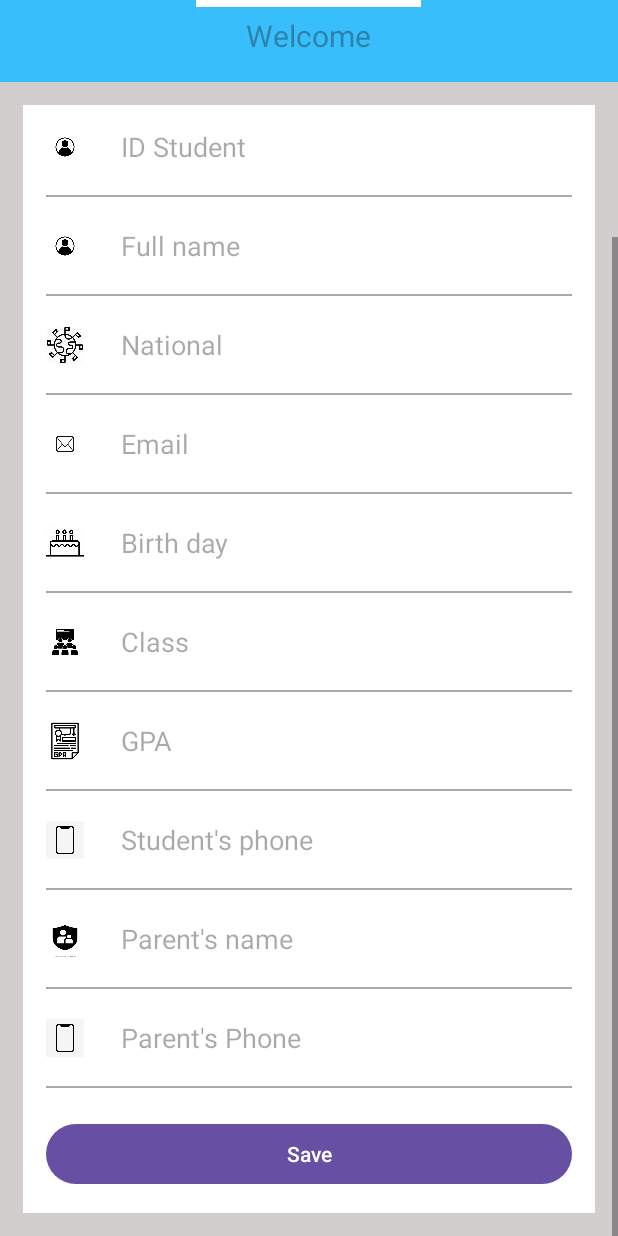
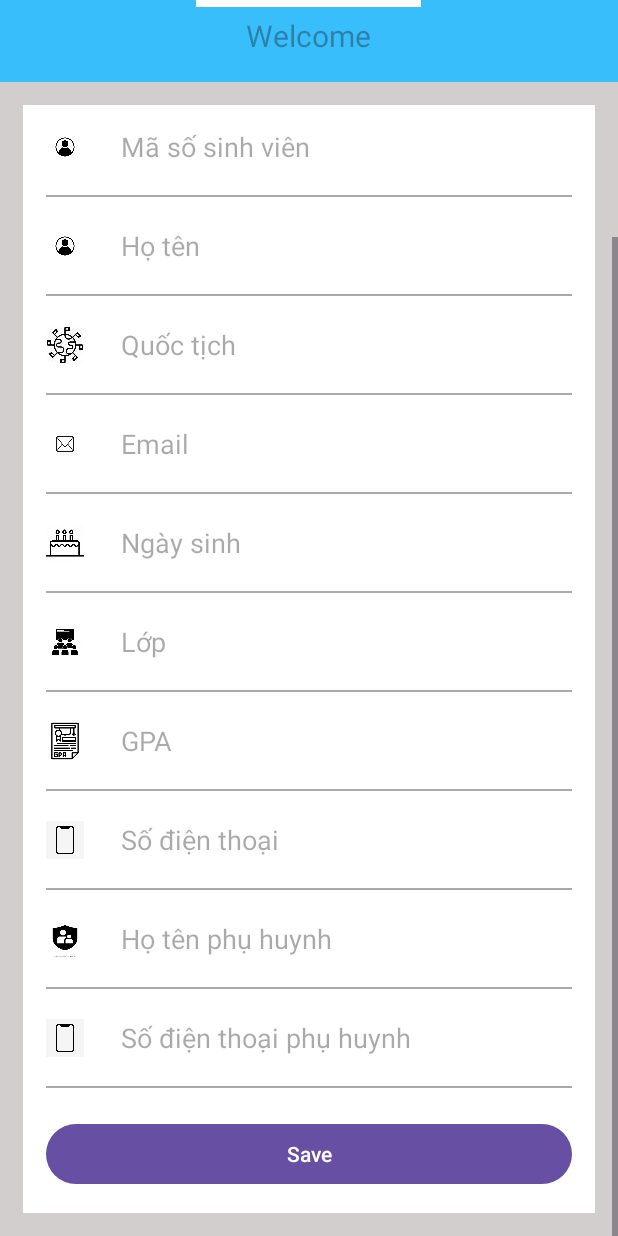
Before and after one commit to InfiniteGosi/student-manager-app, an Android app: the layout activity_student_detail.xml on its own in the app's theme, with its tools: preview values and no code run, scrolled down 195 dp, on a phone screen of 412 x 824 dp. Run offline under Robolectric (Android 15) with nearby library versions, the phone set to English and light mode, and no system bars.

Commit message:
Fix layout

```diff
--- a/app/src/main/java/com/example/studentmanagement/activities/AddStaffActivity.java
+++ /dev/null
@@ -1,4 +0,0 @@
-package com.example.studentmanagement.activities;
-
-public class AddStaffActivity {
-}
--- a/app/src/main/java/com/example/studentmanagement/activities/MainActivity.java
+++ b/app/src/main/java/com/example/studentmanagement/activities/MainActivity.java
@@ -193,7 +193,7 @@ public class MainActivity extends FragmentActivity {
                             addStudentLauncher.launch(intent);
                         } else {
                             // Chọn Nhân Viên -> Mở AddStaffActivity
-                            Intent intent = new Intent(this, AddStaffActivity.class);
+                            Intent intent = new Intent(this, AddUserActivity.class);
                             startActivity(intent);
                         }
                     });
--- a/app/src/main/java/com/example/studentmanagement/adapters/UserAdapter.java
+++ b/app/src/main/java/com/example/studentmanagement/adapters/UserAdapter.java
@@ -87,16 +87,16 @@ public class UserAdapter extends RecyclerView.Adapter<UserAdapter.ViewHolder> {
                                                 userSnapshot.getRef().removeValue()
                                                         .addOnSuccessListener(aVoid ->
                                                                 Toast.makeText(holder.itemView.getContext(),
-                                                                        "User deleted successfully", Toast.LENGTH_SHORT).show())
+                                                                        "Xóa người dùng thành công", Toast.LENGTH_SHORT).show())
                                                         .addOnFailureListener(e ->
                                                                 Toast.makeText(holder.itemView.getContext(),
-                                                                        "Failed to delete user", Toast.LENGTH_SHORT).show());
+                                                                        "Xóa người dùng thất bại", Toast.LENGTH_SHORT).show());
                                             }
                                         }
 
                                         @Override
                                         public void onCancelled(@NonNull DatabaseError databaseError) {
-                                            Toast.makeText(holder.itemView.getContext(), "Error deleting user",
+                                            Toast.makeText(holder.itemView.getContext(), "Có lỗi khi xóa người dùng",
                                                     Toast.LENGTH_SHORT).show();
                                         }
                                     });
--- a/app/src/main/java/com/example/studentmanagement/fragments/HomeFragment.java
+++ b/app/src/main/java/com/example/studentmanagement/fragments/HomeFragment.java
@@ -73,7 +73,7 @@ public class HomeFragment extends Fragment {
         avatarImage = view.findViewById(R.id.avatar_image);
 
         FirebaseUser user = FirebaseAuth.getInstance().getCurrentUser();
-        usernameText.setText("Hi " + user.getEmail());
+        usernameText.setText("Chào " + user.getEmail());
 
         userRef = FirebaseDatabase.getInstance().getReference("users")
                 .child(FirebaseAuth.getInstance().getCurrentUser().getUid());
--- a/app/src/main/java/com/example/studentmanagement/fragments/StudentListFragment.java
+++ b/app/src/main/java/com/example/studentmanagement/fragments/StudentListFragment.java
@@ -212,7 +212,7 @@ public class StudentListFragment extends Fragment {
     private void downloadStudentList() {
         // Kiểm tra nếu danh sách rỗng
         if (studentList.isEmpty()) {
-            Toast.makeText(getContext(), "No students to download", Toast.LENGTH_SHORT).show();
+            Toast.makeText(getContext(), "Không có học sinh để tải về", Toast.LENGTH_SHORT).show();
             return;
         }
 
@@ -244,9 +244,9 @@ public class StudentListFragment extends Fragment {
                         .append(student.getGuardianPhone()).append("\n");
             }
 
-            Toast.makeText(getContext(), "File saved to Downloads: " + file.getAbsolutePath(), Toast.LENGTH_LONG).show();
+            Toast.makeText(getContext(), "File đã được lưu vào: " + file.getAbsolutePath(), Toast.LENGTH_LONG).show();
         } catch (Exception e) {
-            Toast.makeText(getContext(), "Error writing file: " + e.getMessage(), Toast.LENGTH_SHORT).show();
+            Toast.makeText(getContext(), "Có lỗi khi ghi file: " + e.getMessage(), Toast.LENGTH_SHORT).show();
         }
     }
 
--- a/app/src/main/res/layout/activity_student_detail.xml
+++ b/app/src/main/res/layout/activity_student_detail.xml
@@ -49,11 +49,11 @@
                 android:id="@+id/ic_id_student"
                 android:background="@drawable/ic_profile"/>
             <TextView
-                android:layout_width="wrap_content"
+                android:layout_width="match_parent"
                 android:layout_height="wrap_content"
                 android:id="@+id/textView_show_id_student"
                 android:layout_alignStart="@+id/ic_profile"
-                android:hint="ID Student"
+                android:hint="Mã số sinh viên"
                 android:layout_marginStart="50dp"
                 android:textSize="18sp"/>
             <View
@@ -72,11 +72,11 @@
                 android:background="@drawable/ic_profile"
                 android:layout_marginTop="20dp"/>
             <TextView
-                android:layout_width="wrap_content"
+                android:layout_width="match_parent"
                 android:layout_height="wrap_content"
                 android:id="@+id/textView_show_full_name"
                 android:layout_alignStart="@+id/ic_profile"
-                android:hint="Full name"
+                android:hint="Họ tên"
                 android:layout_marginStart="50dp"
                 android:layout_marginTop="20dp"
                 android:layout_below="@id/divider_id"
@@ -97,11 +97,11 @@
                 android:background="@drawable/ic_national"
                 android:layout_marginTop="20dp"/>
             <TextView
-                android:layout_width="wrap_content"
+                android:layout_width="match_parent"
                 android:layout_height="wrap_content"
                 android:id="@+id/textView_show_national"
                 android:layout_alignStart="@+id/ic_national"
-                android:hint="National"
+                android:hint="Quốc tịch"
                 android:layout_marginStart="50dp"
                 android:layout_marginTop="20dp"
                 android:layout_below="@id/divider_name"
@@ -122,7 +122,7 @@
                 android:layout_below="@id/divider_national"
                 android:layout_marginTop="20dp"/>
             <TextView
-                android:layout_width="wrap_content"
+                android:layout_width="match_parent"
                 android:layout_height="wrap_content"
                 android:id="@+id/textView_show_email"
                 android:layout_alignStart="@+id/ic_email"
@@ -147,11 +147,11 @@
                 android:layout_below="@id/divider_email"
                 android:layout_marginTop="20dp"/>
             <TextView
-                android:layout_width="wrap_content"
+                android:layout_width="match_parent"
                 android:layout_height="wrap_content"
                 android:id="@+id/textView_show_dob"
                 android:layout_alignStart="@+id/ic_birthday"
-                android:hint="Birth day"
+                android:hint="Ngày sinh"
                 android:layout_marginStart="50dp"
                 android:layout_marginTop="20dp"
                 android:layout_below="@id/divider_email"
@@ -172,11 +172,11 @@
                 android:layout_below="@id/divider_dob"
                 android:layout_marginTop="20dp"/>
             <TextView
-                android:layout_width="wrap_content"
+                android:layout_width="match_parent"
                 android:layout_height="wrap_content"
                 android:id="@+id/textView_show_current_class"
                 android:layout_alignStart="@+id/ic_current_class"
-                android:hint="Class"
+                android:hint="Lớp"
                 android:layout_marginStart="50dp"
                 android:layout_marginTop="20dp"
                 android:layout_below="@id/divider_dob"
@@ -197,7 +197,7 @@
                 android:layout_below="@id/divider_current_class"
                 android:layout_marginTop="20dp"/>
             <TextView
-                android:layout_width="wrap_content"
+                android:layout_width="match_parent"
                 android:layout_height="wrap_content"
                 android:id="@+id/textView_show_gpa"
                 android:layout_alignStart="@+id/ic_gpa"
@@ -222,11 +222,11 @@
                 android:layout_below="@id/divider_gpa"
                 android:layout_marginTop="20dp"/>
             <TextView
-                android:layout_width="wrap_content"
+                android:layout_width="match_parent"
                 android:layout_height="wrap_content"
                 android:id="@+id/textView_show_student_phone"
                 android:layout_alignStart="@+id/ic_student_phone"
-                android:hint="Student's phone"
+                android:hint="Số điện thoại"
                 android:layout_marginStart="50dp"
                 android:layout_marginTop="20dp"
                 android:layout_below="@id/divider_gpa"
@@ -247,11 +247,11 @@
                 android:layout_below="@id/divider_student_phone"
                 android:layout_marginTop="20dp"/>
             <TextView
-                android:layout_width="wrap_content"
+                android:layout_width="match_parent"
                 android:layout_height="wrap_content"
                 android:id="@+id/textView_show_parent_name"
                 android:layout_alignStart="@+id/ic_parent_name"
-                android:hint="Parent's name"
+                android:hint="Họ tên phụ huynh"
                 android:layout_marginStart="50dp"
                 android:layout_marginTop="20dp"
                 android:layout_below="@id/divider_student_phone"
@@ -272,11 +272,11 @@
                 android:layout_below="@id/divider_parent_name"
                 android:layout_marginTop="20dp"/>
             <TextView
-                android:layout_width="wrap_content"
+                android:layout_width="match_parent"
                 android:layout_height="wrap_content"
                 android:id="@+id/textView_show_parent_phone"
                 android:layout_alignStart="@+id/ic_parent_phone"
-                android:hint="Parent's Phone"
+                android:hint="Số điện thoại phụ huynh"
                 android:layout_marginStart="50dp"
                 android:layout_marginTop="20dp"
                 android:layout_below="@id/divider_parent_name"
```
Also changed, not shown: app/src/main/java/com/example/studentmanagement/activities/AddStudentActivity.java (+5 -5 lines).
